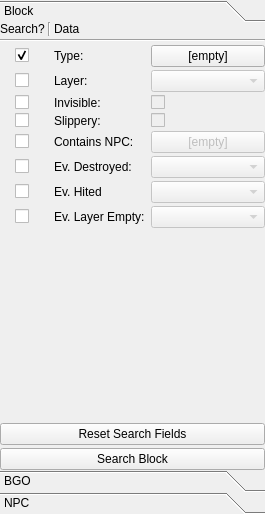
This is Editor/main_window/dock/lvl_search_box.ui in WohlSoft/Moondust-Project as Qt 5 draws it before an edit. The edited form follows.
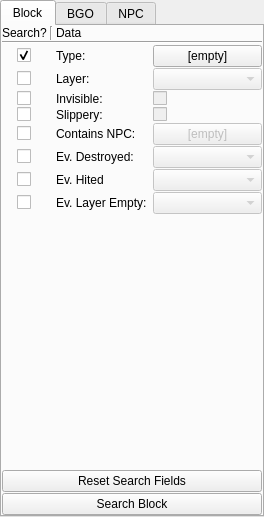
This is the edited form. The open tabs and pages were chosen to show the change. Icons and pictures are not drawn.

Commit message: Organizing work in the editor - Toolboxes can be more compact - Removed junk functions - Removed duplicating code on applying of actual section settings. - Section toolbox uses signals-slots to refresh/sync states of check boxes and check-able menu items of same flag. - Added support of Vertical section wrap - Renamed some functions, level file fields

Diff of the .ui file:
```diff
--- a/Editor/main_window/dock/lvl_search_box.ui
+++ b/Editor/main_window/dock/lvl_search_box.ui
@@ -6,16 +6,10 @@
    <rect>
     <x>0</x>
     <y>0</y>
-    <width>265</width>
-    <height>514</height>
+    <width>264</width>
+    <height>517</height>
    </rect>
   </property>
-  <property name="minimumSize">
-   <size>
-    <width>265</width>
-    <height>450</height>
-   </size>
-  </property>
   <property name="windowIcon">
    <iconset resource="../../_resources/editor.qrc">
     <normaloff>:/images/search.png</normaloff>:/images/search.png</iconset>
@@ -41,23 +35,12 @@
      <number>0</number>
     </property>
     <item row="0" column="0">
-     <widget class="QToolBox" name="FindToolbox">
+     <widget class="QTabWidget" name="FindToolbox">
       <property name="currentIndex">
-       <number>2</number>
-      </property>
-      <property name="tabSpacing">
        <number>0</number>
       </property>
-      <widget class="QWidget" name="LVLFindBlock">
-       <property name="geometry">
-        <rect>
-         <x>0</x>
-         <y>0</y>
-         <width>211</width>
-         <height>250</height>
-        </rect>
-       </property>
-       <attribute name="label">
+      <widget class="QWidget" name="FindToolboxBlock" native="true">
+       <attribute name="title">
         <string>Block</string>
        </attribute>
        <layout class="QGridLayout" name="gridLayout_10" columnstretch="0,0,0,0,90">
@@ -73,9 +56,12 @@
         <property name="bottomMargin">
          <number>0</number>
         </property>
-        <property name="spacing">
+        <property name="horizontalSpacing">
          <number>3</number>
         </property>
+        <property name="verticalSpacing">
+         <number>1</number>
+        </property>
         <item row="12" column="0" colspan="5">
          <widget class="QPushButton" name="Find_Button_ResetBlock">
           <property name="text">
@@ -188,19 +174,6 @@
           </property>
          </widget>
         </item>
-        <item row="11" column="0">
-         <spacer name="verticalSpacer_11">
-          <property name="orientation">
-           <enum>Qt::Vertical</enum>
-          </property>
-          <property name="sizeHint" stdset="0">
-           <size>
-            <width>20</width>
-            <height>40</height>
-           </size>
-          </property>
-         </spacer>
-        </item>
         <item row="0" column="0">
          <widget class="QLabel" name="label_29">
           <property name="text">
@@ -274,18 +247,23 @@
           </property>
          </widget>
         </item>
+        <item row="11" column="0" colspan="5">
+         <spacer name="verticalSpacer_11">
+          <property name="orientation">
+           <enum>Qt::Vertical</enum>
+          </property>
+          <property name="sizeHint" stdset="0">
+           <size>
+            <width>0</width>
+            <height>0</height>
+           </size>
+          </property>
+         </spacer>
+        </item>
        </layout>
       </widget>
-      <widget class="QWidget" name="LVLFindBGO">
-       <property name="geometry">
-        <rect>
-         <x>0</x>
-         <y>0</y>
-         <width>190</width>
-         <height>146</height>
-        </rect>
-       </property>
-       <attribute name="label">
+      <widget class="QWidget" name="FindToolboxBgo" native="true">
+       <attribute name="title">
         <string>BGO</string>
        </attribute>
        <layout class="QGridLayout" name="gridLayout_11" columnstretch="0,0,0,0,90">
@@ -425,16 +403,8 @@
         </item>
        </layout>
       </widget>
-      <widget class="QWidget" name="LVLFindNPC">
-       <property name="geometry">
-        <rect>
-         <x>0</x>
-         <y>0</y>
-         <width>265</width>
-         <height>429</height>
-        </rect>
-       </property>
-       <attribute name="label">
+      <widget class="QWidget" name="FindToolboxNpc" native="true">
+       <attribute name="title">
         <string>NPC</string>
        </attribute>
        <layout class="QGridLayout" name="gridLayout_12">
```
Left out of the diff: 36 changed lines with no effect on the pictures. The commit also changes 26 other files.
